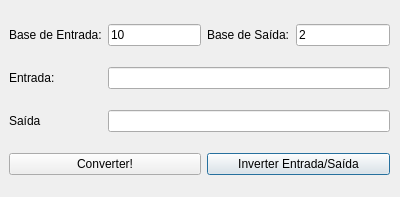
This is src/gui/baseconversor.ui in petcomputacaoufrgs/hidracpp as Qt 5 draws it before an edit. The edited form follows.
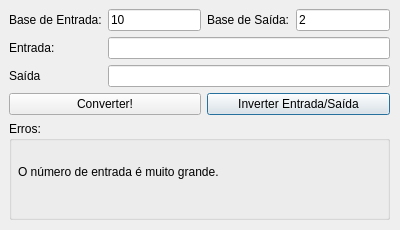
This is the edited form.

```diff
--- a/src/gui/baseconversor.ui
+++ b/src/gui/baseconversor.ui
@@ -7,7 +7,7 @@
     <x>0</x>
     <y>0</y>
     <width>400</width>
-    <height>197</height>
+    <height>230</height>
    </rect>
   </property>
   <property name="windowTitle">
@@ -19,24 +19,10 @@
      <x>9</x>
      <y>9</y>
      <width>381</width>
-     <height>181</height>
+     <height>211</height>
     </rect>
    </property>
    <layout class="QGridLayout" name="gridLayout">
-    <item row="0" column="0">
-     <widget class="QLabel" name="label">
-      <property name="text">
-       <string>Base de Entrada:</string>
-      </property>
-     </widget>
-    </item>
-    <item row="3" column="2" colspan="2">
-     <widget class="QPushButton" name="pushButton_2">
-      <property name="text">
-       <string>Inverter Entrada/Saída</string>
-      </property>
-     </widget>
-    </item>
     <item row="0" column="3">
      <widget class="QLineEdit" name="lineEdit_2">
       <property name="text">
@@ -44,16 +30,6 @@
       </property>
      </widget>
     </item>
-    <item row="1" column="1" colspan="3">
-     <widget class="QLineEdit" name="lineEdit_3"/>
-    </item>
-    <item row="3" column="0" colspan="2">
-     <widget class="QPushButton" name="pushButton">
-      <property name="text">
-       <string>Converter!</string>
-      </property>
-     </widget>
-    </item>
     <item row="1" column="0">
      <widget class="QLabel" name="label_3">
       <property name="text">
@@ -61,6 +37,20 @@
       </property>
      </widget>
     </item>
+    <item row="4" column="2" colspan="2">
+     <widget class="QPushButton" name="pushButton_2">
+      <property name="text">
+       <string>Inverter Entrada/Saída</string>
+      </property>
+     </widget>
+    </item>
+    <item row="4" column="0" colspan="2">
+     <widget class="QPushButton" name="pushButton">
+      <property name="text">
+       <string>Converter!</string>
+      </property>
+     </widget>
+    </item>
     <item row="0" column="2">
      <widget class="QLabel" name="label_2">
       <property name="text">
@@ -89,6 +79,42 @@
       </property>
      </widget>
     </item>
+    <item row="1" column="1" colspan="3">
+     <widget class="QLineEdit" name="lineEdit_3"/>
+    </item>
+    <item row="0" column="0">
+     <widget class="QLabel" name="label">
+      <property name="text">
+       <string>Base de Entrada:</string>
+      </property>
+     </widget>
+    </item>
+    <item row="5" column="0" colspan="4">
+     <widget class="QGroupBox" name="groupBox">
+      <property name="title">
+       <string>Erros:</string>
+      </property>
+      <widget class="QWidget" name="verticalLayoutWidget">
+       <property name="geometry">
+        <rect>
+         <x>9</x>
+         <y>20</y>
+         <width>361</width>
+         <height>61</height>
+        </rect>
+       </property>
+       <layout class="QVBoxLayout" name="verticalLayout">
+        <item>
+         <widget class="QLabel" name="label_5">
+          <property name="text">
+           <string>O número de entrada é muito grande.</string>
+          </property>
+         </widget>
+        </item>
+       </layout>
+      </widget>
+     </widget>
+    </item>
    </layout>
   </widget>
  </widget>
```
